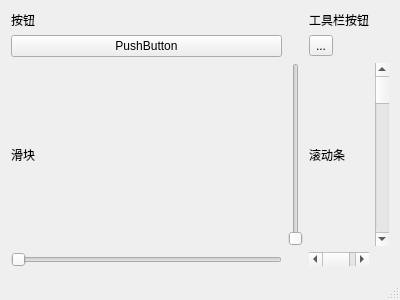
Before: the Qt Designer form mainwindow.ui in explorer-cs/style-example-qt5, drawn with Qt 5.
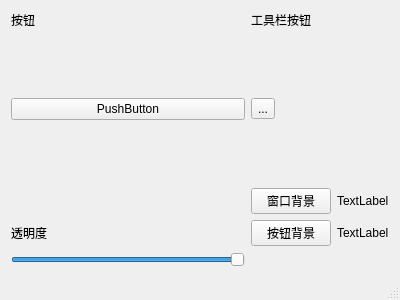
After: the same form once the commit is applied.

The edit to the form file:
```diff
--- a/mainwindow.ui
+++ b/mainwindow.ui
@@ -15,31 +15,36 @@
   </property>
   <widget class="QWidget" name="centralWidget">
    <layout class="QGridLayout" name="gridLayout">
-    <item row="6" column="1">
-     <widget class="QSlider" name="verticalSlider">
+    <item row="3" column="0">
+     <spacer name="verticalSpacer">
       <property name="orientation">
        <enum>Qt::Vertical</enum>
       </property>
-     </widget>
-    </item>
-    <item row="2" column="2">
-     <widget class="QLabel" name="label_2">
-      <property name="text">
-       <string>工具栏按钮</string>
+      <property name="sizeHint" stdset="0">
+       <size>
+        <width>20</width>
+        <height>40</height>
+       </size>
       </property>
-     </widget>
+     </spacer>
     </item>
-    <item row="6" column="0">
-     <widget class="QLabel" name="label_3">
-      <property name="text">
-       <string>滑块</string>
-      </property>
-     </widget>
-    </item>
-    <item row="6" column="3">
-     <widget class="QScrollBar" name="verticalScrollBar">
+    <item row="5" column="0">
+     <spacer name="verticalSpacer_2">
       <property name="orientation">
        <enum>Qt::Vertical</enum>
+      </property>
+      <property name="sizeHint" stdset="0">
+       <size>
+        <width>20</width>
+        <height>40</height>
+       </size>
+      </property>
+     </spacer>
+    </item>
+    <item row="7" column="1">
+     <widget class="QPushButton" name="pushButton_3">
+      <property name="text">
+       <string>按钮背景</string>
       </property>
      </widget>
     </item>
@@ -50,41 +55,65 @@
       </property>
      </widget>
     </item>
+    <item row="2" column="1">
+     <widget class="QLabel" name="label_2">
+      <property name="text">
+       <string>工具栏按钮</string>
+      </property>
+     </widget>
+    </item>
+    <item row="4" column="0">
+     <widget class="QPushButton" name="pushButton">
+      <property name="text">
+       <string>PushButton</string>
+      </property>
+     </widget>
+    </item>
     <item row="6" column="2">
      <widget class="QLabel" name="label_4">
       <property name="text">
-       <string>滚动条</string>
+       <string>TextLabel</string>
+      </property>
+     </widget>
+    </item>
+    <item row="4" column="1">
+     <widget class="QToolButton" name="toolButton">
+      <property name="text">
+       <string>...</string>
       </property>
      </widget>
     </item>
     <item row="7" column="2">
-     <widget class="QScrollBar" name="horizontalScrollBar">
-      <property name="orientation">
-       <enum>Qt::Horizontal</enum>
+     <widget class="QLabel" name="label_5">
+      <property name="text">
+       <string>TextLabel</string>
+      </property>
+     </widget>
+    </item>
+    <item row="6" column="1">
+     <widget class="QPushButton" name="pushButton_2">
+      <property name="text">
+       <string>窗口背景</string>
       </property>
      </widget>
     </item>
     <item row="7" column="0">
+     <widget class="QLabel" name="label_3">
+      <property name="text">
+       <string>透明度</string>
+      </property>
+     </widget>
+    </item>
+    <item row="8" column="0">
      <widget class="QSlider" name="horizontalSlider">
+      <property name="value">
+       <number>99</number>
+      </property>
       <property name="orientation">
        <enum>Qt::Horizontal</enum>
       </property>
      </widget>
     </item>
-    <item row="3" column="0">
-     <widget class="QPushButton" name="pushButton">
-      <property name="text">
-       <string>PushButton</string>
-      </property>
-     </widget>
-    </item>
-    <item row="3" column="2">
-     <widget class="QToolButton" name="toolButton">
-      <property name="text">
-       <string>...</string>
-      </property>
-     </widget>
-    </item>
    </layout>
   </widget>
   <widget class="QStatusBar" name="statusBar"/>
```
